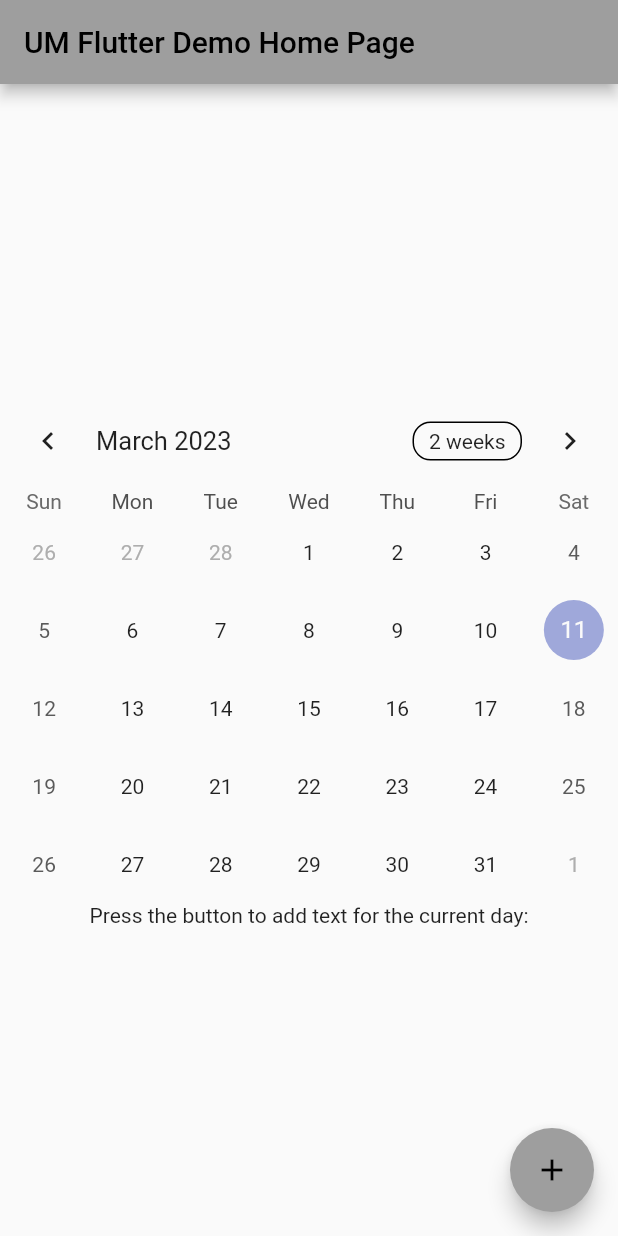
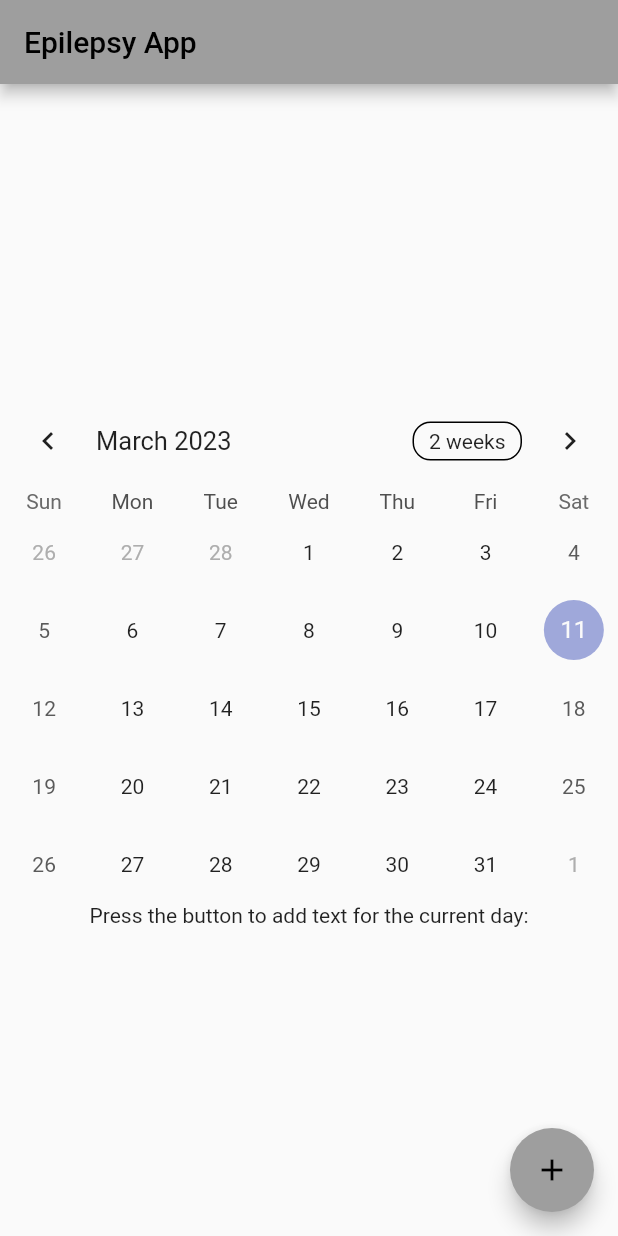
Before and after one commit to bhong928/HackDearborn, a Flutter app: the screen it shows after launch, on a phone screen of 412 x 824 dp. Run offline on Flutter 3.47's test engine with Material 2 defaults, Android fonts, the phone set to English and light mode, and no system bars; drawn by our look-alikes of table_calendar.

Commit message:
update name

```diff
--- a/epilepsy_track/lib/main.dart
+++ b/epilepsy_track/lib/main.dart
@@ -12,7 +12,7 @@ class MyApp extends StatelessWidget {
   @override
   Widget build(BuildContext context) {
     return MaterialApp(
-      title: 'Flutter Demo',
+      title: 'Epilepsy App',
       theme: ThemeData(
         // This is the theme of your application.
         //
@@ -25,22 +25,13 @@ class MyApp extends StatelessWidget {
         // is not restarted.
         primarySwatch: Colors.grey,
       ),
-      home: const MyHomePage(title: 'UM Flutter Demo Home Page'),
+      home: const MyHomePage(title: 'Epilepsy App'),
     );
   }
 }
 
 class MyHomePage extends StatefulWidget {
   const MyHomePage({super.key, required this.title});
-
-  // This widget is the home page of your application. It is stateful, meaning
-  // that it has a State object (defined below) that contains fields that affect
-  // how it looks.
-
-  // This class is the configuration for the state. It holds the values (in this
-  // case the title) provided by the parent (in this case the App widget) and
-  // used by the build method of the State. Fields in a Widget subclass are
-  // always marked "final".
 
   final String title;
 
```
